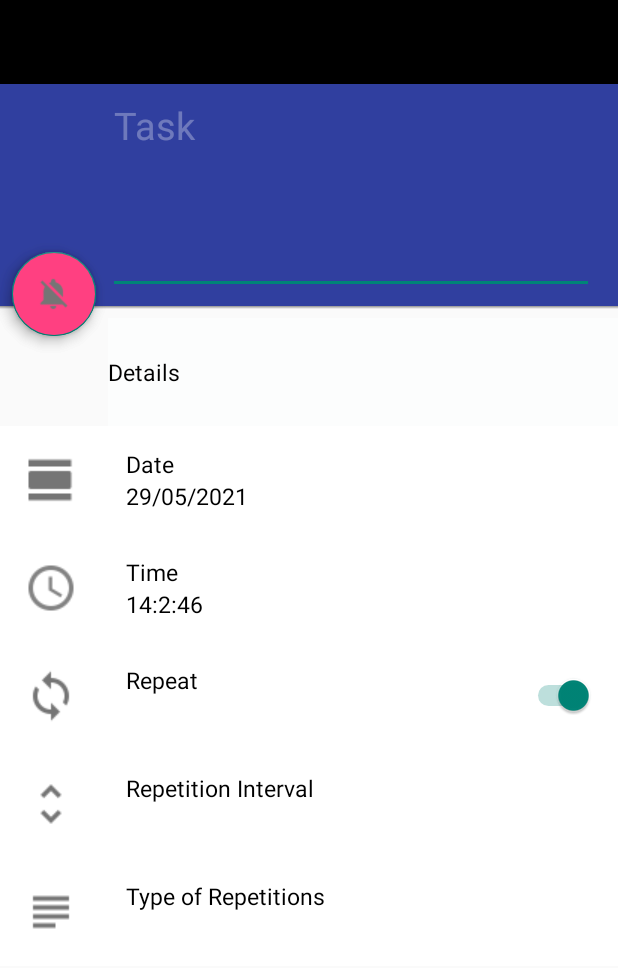
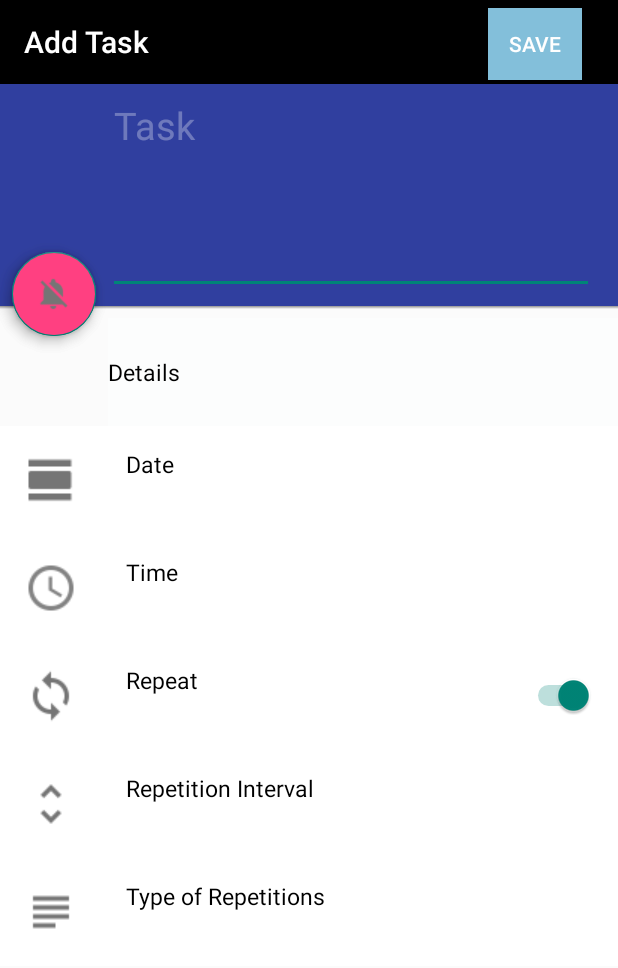
Before and after one commit to BushraKhalid01/MC_Semester_Project, an Android app: the screen it shows after launch (Reminder), after a tap on "abc", on a phone screen of 412 x 824 dp. Shown: the top 968 px of the screen. Run offline under Robolectric (Android 15) with nearby library versions, the phone set to English and light mode, and no system bars; 12 statements that could not run were skipped.

```diff
--- a/MC_Reminder_ToDoList/app/src/main/java/org/haqnawaz/mc_reminder_todolist/MainActivity.java
+++ b/MC_Reminder_ToDoList/app/src/main/java/org/haqnawaz/mc_reminder_todolist/MainActivity.java
@@ -31,13 +31,14 @@ public class MainActivity extends AppCompatActivity implements RecyclerViewAdapt
         setContentView(R.layout.activity_main);
         toolbar= findViewById(R.id.toolbar);
         setSupportActionBar(toolbar);
+        toolbar.setTitle(R.string.app_name);
         setListAdapter();
     }
     private void setListAdapter(){
-        Task t1 = new Task(-1, "abc", "14:2:46", "29/05/2021", true, true, "4", "monthly");
-        Task t2 = new Task(-1, "def", "14:2:46", "29/05/2021", true, true, "4", "monthly");
-        Task t3 = new Task(-1, "ghi", "14:2:46", "29/05/2021", true, true, "4", "monthly");
-        Task t4 = new Task(-1, "jkl", "14:2:46", "29/05/2021", true, true, "4", "monthly");
+        Task t1 = new Task(-1, "abc", "14:2:46", "29/05/2021", true, true, 4, "monthly");
+        Task t2 = new Task(-1, "def", "14:2:46", "29/05/2021", true, true, 4, "monthly");
+        Task t3 = new Task(-1, "ghi", "14:2:46", "29/05/2021", true, true, 4, "monthly");
+        Task t4 = new Task(-1, "jkl", "14:2:46", "29/05/2021", true, true, 4, "monthly");
         taskList = new ArrayList<Task>();
         taskList.addAll(Arrays.asList(new Task[]{t1, t2, t3, t4}));
         recyclerView = findViewById(R.id.list);
--- a/MC_Reminder_ToDoList/app/src/main/java/org/haqnawaz/mc_reminder_todolist/Task.java
+++ b/MC_Reminder_ToDoList/app/src/main/java/org/haqnawaz/mc_reminder_todolist/Task.java
@@ -10,10 +10,10 @@ public class Task implements Parcelable {
     private String date;
     private boolean repeat;
     private boolean active;
-    private String intervals;
+    private int intervals;
     private String intervalType;
 
-    public Task(int id, String title, String time, String date, boolean repeat, boolean active, String intervals, String intervalType) {
+    public Task(int id, String title, String time, String date, boolean repeat, boolean active, int intervals, String intervalType) {
         this.title = title;
         this.time = time;
         this.date = date;
@@ -31,7 +31,7 @@ public class Task implements Parcelable {
         date = in.readString();
         repeat = in.readByte() != 0;
         active = in.readByte() != 0;
-        intervals = in.readString();
+        intervals = in.readInt();
         intervalType = in.readString();
     }
 
@@ -66,7 +66,7 @@ public class Task implements Parcelable {
     public boolean isActive() {
         return active;
     }
-    public String getIntervals() {
+    public int getIntervals() {
         return intervals;
     }
 
@@ -98,7 +98,7 @@ public class Task implements Parcelable {
         this.active = active;
     }
 
-    public void setIntervals(String intervals) {
+    public void setIntervals(int intervals) {
         this.intervals = intervals;
     }
 
@@ -137,7 +137,7 @@ public class Task implements Parcelable {
         parcel.writeString(date);
         parcel.writeByte((byte) (repeat ? 1 : 0));
         parcel.writeByte((byte) (active ? 1 : 0));
-        parcel.writeString(intervals);
+        parcel.writeInt(intervals);
         parcel.writeString(intervalType);
     }
 }
--- a/MC_Reminder_ToDoList/app/src/main/res/layout/activity_reminder.xml
+++ b/MC_Reminder_ToDoList/app/src/main/res/layout/activity_reminder.xml
@@ -4,7 +4,25 @@
     xmlns:tools="http://schemas.android.com/tools"
     android:layout_width="match_parent"
     android:layout_height="match_parent"
+    android:background="#FBFBFB"
     tools:context=".Reminder">
+
+    <Button
+        android:id="@+id/saveTask"
+        android:layout_width="62dp"
+        android:layout_height="wrap_content"
+        android:layout_alignParentStart="true"
+        android:layout_alignParentTop="true"
+        android:layout_alignParentEnd="true"
+        android:layout_marginStart="325dp"
+        android:layout_marginTop="5dp"
+        android:layout_marginEnd="24dp"
+        android:background="#83BFDA"
+        android:onClick="SaveTask"
+        android:text="Save"
+        android:textColor="#FFFFFF"
+        android:textColorHint="#1E1A1A"
+        android:textIsSelectable="false" />
 
     <androidx.appcompat.widget.Toolbar
         android:id="@+id/toolbar"
@@ -13,7 +31,9 @@
         android:background="@color/black"
         android:minHeight="?attr/actionBarSize"
         app:contentInsetLeft="0dp"
-        app:contentInsetStart="16dp" />
+        app:contentInsetStart="16dp"
+        app:title="Add Task"
+        app:titleTextColor="#FFFFFF" />
 
     <LinearLayout
         android:id="@+id/add_reminder_layout_top"
@@ -43,13 +63,13 @@
 
     <ScrollView
         android:layout_width="fill_parent"
-        android:layout_below="@id/add_reminder_layout_top"
-        android:layout_height="fill_parent">
+        android:layout_height="fill_parent"
+        android:layout_below="@id/add_reminder_layout_top">
 
         <LinearLayout
             android:layout_width="match_parent"
-            android:orientation="vertical"
-            android:layout_height="wrap_content">
+            android:layout_height="wrap_content"
+            android:orientation="vertical">
 
             <TextView
                 android:id="@+id/details"
@@ -91,9 +111,9 @@
                         android:id="@+id/date_text"
                         android:layout_width="wrap_content"
                         android:layout_height="wrap_content"
+                        android:onClick="selectDate"
                         android:text="@string/date"
                         android:textColor="@color/black"
-                        android:onClick="selectDate"
                         android:textSize="15dp" />
 
                     <TextView
@@ -135,9 +155,9 @@
                         android:id="@+id/time_text"
                         android:layout_width="wrap_content"
                         android:layout_height="wrap_content"
+                        android:onClick="selectTime"
                         android:text="@string/time"
                         android:textColor="@color/black"
-                        android:onClick="selectTime"
                         android:textSize="15dp" />
 
                     <TextView
@@ -187,7 +207,7 @@
                         android:id="@+id/set_repeat"
                         android:layout_width="wrap_content"
                         android:layout_height="wrap_content"
-                        android:textColor="@color/abc_secondary_text_material_dark"
+                        android:textColor="@color/black"
                         android:textSize="15dp" />
 
                 </LinearLayout>
@@ -245,7 +265,7 @@
                         android:id="@+id/set_repeat_no"
                         android:layout_width="wrap_content"
                         android:layout_height="wrap_content"
-                        android:textColor="@color/abc_secondary_text_material_dark"
+                        android:textColor="@color/black"
                         android:textSize="15dp" />
 
                 </LinearLayout>
@@ -289,7 +309,7 @@
                         android:id="@+id/set_repeat_type"
                         android:layout_width="wrap_content"
                         android:layout_height="wrap_content"
-                        android:textColor="@color/abc_secondary_text_material_dark"
+                        android:textColor="@color/black"
                         android:textSize="15dp" />
 
                 </LinearLayout>
@@ -310,16 +330,16 @@
         android:id="@+id/starred1"
         android:layout_width="wrap_content"
         android:layout_height="wrap_content"
+        android:layout_alignParentLeft="true"
+        android:layout_centerHorizontal="true"
+        android:layout_marginLeft="8dp"
+        android:layout_marginTop="168dp"
         android:clickable="true"
         android:onClick="selectFab1"
-        app:fab_icon="@drawable/ic_notifications_off_grey600_24dp"
         app:fab_colorNormal="@color/colorAccent"
         app:fab_colorPressed="@color/fab_pressed"
-        app:fab_size="normal"
-        android:layout_alignParentLeft="true"
-        android:layout_marginTop="168dp"
-        android:layout_centerHorizontal="true"
-        android:layout_marginLeft="8dp"/>
+        app:fab_icon="@drawable/ic_notifications_off_grey600_24dp"
+        app:fab_size="normal" />
 
     <com.google.android.material.floatingactionbutton.FloatingActionButton
         android:id="@+id/fab"
```
Also changed, not shown: MC_Reminder_ToDoList/app/src/main/java/org/haqnawaz/mc_reminder_todolist/DBHelper.java (+8 -9 lines), MC_Reminder_ToDoList/app/src/main/java/org/haqnawaz/mc_reminder_todolist/Reminder.java (+124 -14 lines).
